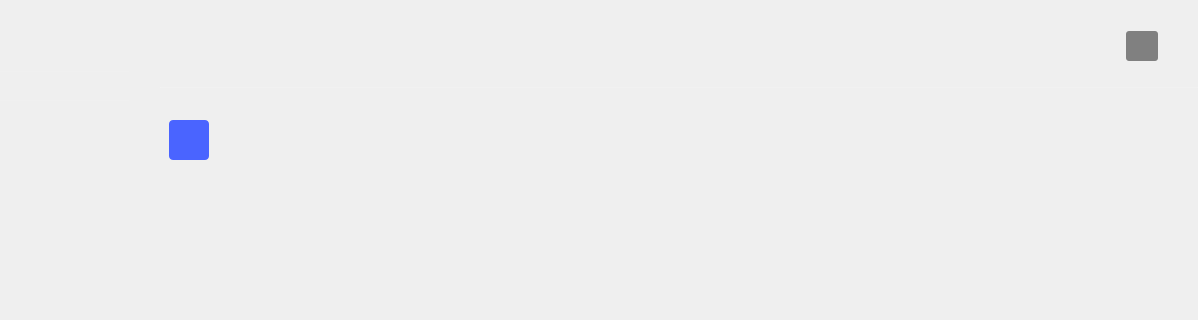
Above: ui/tool_launcher.ui from analogdevicesinc/scopy before the change; both pictures show x 82 to 1280 and y 0 to 320 of the 1280 by 720 pixel window. Below: the same form after it.
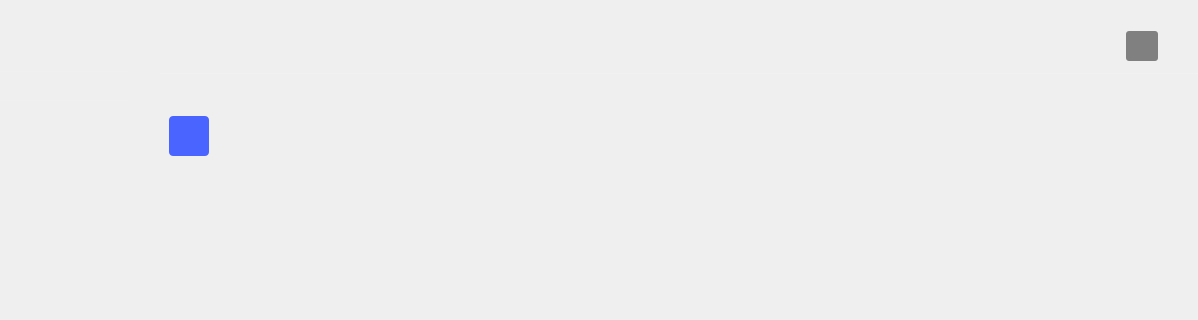
That is the form after the change. Icons and pictures are not drawn. Custom widgets are drawn as their Qt base class.

Commit message: Align the top part of some tools to match the line under the scopy logo

```diff
--- a/ui/tool_launcher.ui
+++ b/ui/tool_launcher.ui
@@ -980,7 +980,7 @@
               <number>40</number>
              </property>
              <property name="bottomMargin">
-              <number>20</number>
+              <number>6</number>
              </property>
              <item>
               <spacer name="horizontalSpacer_5">
@@ -1112,6 +1112,22 @@
              </property>
             </widget>
            </item>
+           <item>
+            <spacer name="verticalSpacer_4">
+             <property name="orientation">
+              <enum>Qt::Vertical</enum>
+             </property>
+             <property name="sizeType">
+              <enum>QSizePolicy::Fixed</enum>
+             </property>
+             <property name="sizeHint" stdset="0">
+              <size>
+               <width>20</width>
+               <height>10</height>
+              </size>
+             </property>
+            </spacer>
+           </item>
            <item>
             <widget class="QGroupBox" name="groupBox">
              <property name="sizePolicy">
```
Left out of the diff: 7 changed lines with no effect on the pictures. The commit also changes 3 other files.
